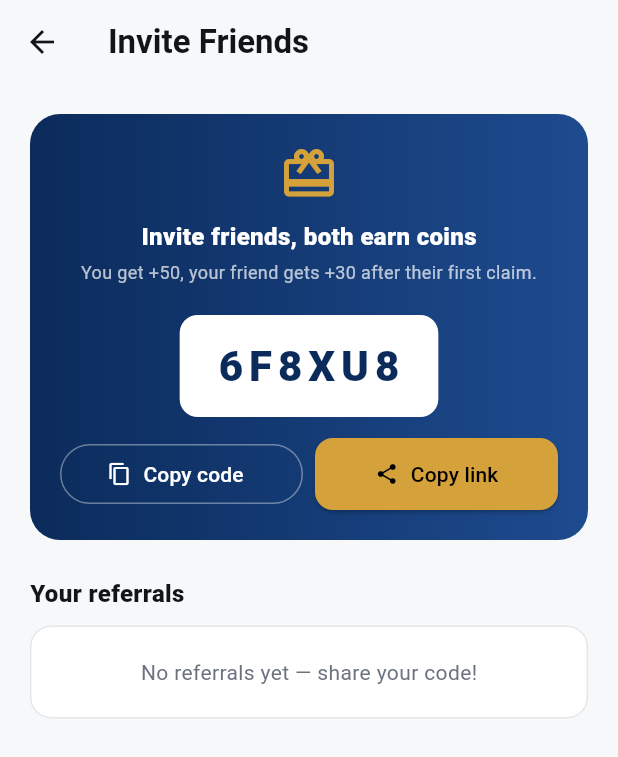
After one commit to solvexetech-cloud/migo-releases, a Flutter app: the screen it shows once a user with an empty profile is signed in, item 5 of the bottom bar chosen, after a tap on "Invite Friends", on a phone screen of 412 x 824 dp. The commit adds this screen. Shown: the top 757 px of the screen. Run offline on Flutter 3.47's test engine with Material 3 defaults, Android fonts, the phone set to English and light mode, and no system bars; our stand-ins replace cloud_firestore, firebase_auth, firebase_core, qr_flutter; accounts and stored records are empty.

Commit message:
Step 33: Referral system - unique codes, signup flow, rewards on first claim

```diff
--- a/mobile/lib/features/profile/profile_screen.dart
+++ b/mobile/lib/features/profile/profile_screen.dart
@@ -6,6 +6,7 @@ import '../../services/auth_service.dart';
 import '../../services/firestore_service.dart';
 import '../business/my_business_screen.dart';
 import '../deals/my_claims_screen.dart';
+import '../referrals/referral_screen.dart';
 
 class ProfileScreen extends StatelessWidget {
   const ProfileScreen({super.key});
@@ -89,7 +90,8 @@ class ProfileScreen extends StatelessWidget {
                 _StatCard(
                   icon: Icons.place_outlined,
                   label: 'Location',
-                  value: '${user?.city ?? 'Doha'}, ${user?.country ?? 'QA'}',
+                  value:
+                      '${user?.city ?? 'Doha'}, ${user?.country ?? 'QA'}',
                   color: MigoColors.success,
                 ),
                 const SizedBox(height: 24),
@@ -109,6 +111,18 @@ class ProfileScreen extends StatelessWidget {
                     Navigator.of(context).push(
                       MaterialPageRoute(
                         builder: (_) => const MyClaimsScreen(),
+                      ),
+                    );
+                  },
+                ),
+                const SizedBox(height: 8),
+                _MenuTile(
+                  icon: Icons.card_giftcard,
+                  label: 'Invite Friends',
+                  onTap: () {
+                    Navigator.of(context).push(
+                      MaterialPageRoute(
+                        builder: (_) => const ReferralScreen(),
                       ),
                     );
                   },
--- /dev/null
+++ b/mobile/lib/features/referrals/referral_screen.dart
@@ -0,0 +1,291 @@
+import 'package:firebase_auth/firebase_auth.dart';
+import 'package:flutter/material.dart';
+import 'package:flutter/services.dart';
+import '../../core/theme/migo_colors.dart';
+import '../../models/referral_model.dart';
+import '../../services/firestore_service.dart';
+
+class ReferralScreen extends StatefulWidget {
+  const ReferralScreen({super.key});
+
+  @override
+  State<ReferralScreen> createState() => _ReferralScreenState();
+}
+
+class _ReferralScreenState extends State<ReferralScreen> {
+  String? _code;
+  bool _loading = true;
+
+  @override
+  void initState() {
+    super.initState();
+    _load();
+  }
+
+  Future<void> _load() async {
+    final uid = FirebaseAuth.instance.currentUser?.uid;
+    if (uid == null) return;
+    final code = await FirestoreService.instance.ensureReferralCode(uid);
+    if (!mounted) return;
+    setState(() {
+      _code = code;
+      _loading = false;
+    });
+  }
+
+  Future<void> _copyCode() async {
+    if (_code == null) return;
+    await Clipboard.setData(ClipboardData(text: _code!));
+    if (!mounted) return;
+    ScaffoldMessenger.of(context).showSnackBar(
+      const SnackBar(content: Text('Referral code copied')),
+    );
+  }
+
+  Future<void> _copyLink() async {
+    if (_code == null) return;
+    final link = 'https://migo.app/r/$_code';
+    await Clipboard.setData(ClipboardData(text: link));
+    if (!mounted) return;
+    ScaffoldMessenger.of(context).showSnackBar(
+      const SnackBar(content: Text('Referral link copied')),
+    );
+  }
+
+  @override
+  Widget build(BuildContext context) {
+    final uid = FirebaseAuth.instance.currentUser?.uid;
+
+    return Scaffold(
+      appBar: AppBar(title: const Text('Invite Friends')),
+      body: _loading
+          ? const Center(child: CircularProgressIndicator())
+          : ListView(
+              padding: const EdgeInsets.all(20),
+              children: [
+                Container(
+                  padding: const EdgeInsets.all(20),
+                  decoration: BoxDecoration(
+                    gradient: const LinearGradient(
+                      colors: [
+                        MigoColors.primary,
+                        MigoColors.primaryLight,
+                      ],
+                    ),
+                    borderRadius: BorderRadius.circular(20),
+                  ),
+                  child: Column(
+                    children: [
+                      const Icon(
+                        Icons.card_giftcard,
+                        color: MigoColors.accent,
+                        size: 40,
+                      ),
+                      const SizedBox(height: 10),
+                      const Text(
+                        'Invite friends, both earn coins',
+                        style: TextStyle(
+                          fontSize: 16,
+                          fontWeight: FontWeight.w800,
+                          color: Colors.white,
+                        ),
+                      ),
+                      const SizedBox(height: 4),
+                      const Text(
+                        'You get +50, your friend gets +30 after their first claim.',
+                        textAlign: TextAlign.center,
+                        style: TextStyle(
+                          fontSize: 12,
+                          color: Colors.white70,
+                        ),
+                      ),
+                      const SizedBox(height: 20),
+                      Container(
+                        padding: const EdgeInsets.symmetric(
+                          horizontal: 24,
+                          vertical: 14,
+                        ),
+                        decoration: BoxDecoration(
+                          color: Colors.white,
+                          borderRadius: BorderRadius.circular(12),
+                        ),
+                        child: Text(
+                          _code ?? '------',
+                          style: const TextStyle(
+                            fontSize: 28,
+                            fontWeight: FontWeight.w900,
+                            letterSpacing: 4,
+                            color: MigoColors.primary,
+                          ),
+                        ),
+                      ),
+                      const SizedBox(height: 14),
+                      Row(
+                        children: [
+                          Expanded(
+                            child: OutlinedButton.icon(
+                              onPressed: _copyCode,
+                              style: OutlinedButton.styleFrom(
+                                foregroundColor: Colors.white,
+                                side: const BorderSide(
+                                  color: Colors.white38,
+                                ),
+                              ),
+                              icon: const Icon(Icons.copy, size: 16),
+                              label: const Text('Copy code'),
+                            ),
+                          ),
+                          const SizedBox(width: 8),
+                          Expanded(
+                            child: ElevatedButton.icon(
+                              onPressed: _copyLink,
+                              style: ElevatedButton.styleFrom(
+                                backgroundColor: MigoColors.accent,
+                                foregroundColor: Colors.black,
+                              ),
+                              icon: const Icon(Icons.share, size: 16),
+                              label: const Text('Copy link'),
+                            ),
+                          ),
+                        ],
+                      ),
+                    ],
+                  ),
+                ),
+                const SizedBox(height: 24),
+                const Text(
+                  'Your referrals',
+                  style: TextStyle(
+                    fontSize: 16,
+                    fontWeight: FontWeight.w800,
+                    color: MigoColors.textPrimaryLight,
+                  ),
+                ),
+                const SizedBox(height: 10),
+                if (uid != null) _ReferralList(referrerUid: uid),
+              ],
+            ),
+    );
+  }
+}
+
+class _ReferralList extends StatelessWidget {
+  const _ReferralList({required this.referrerUid});
+  final String referrerUid;
+
+  Color _statusColor(ReferralStatus s) {
+    switch (s) {
+      case ReferralStatus.pending:
+        return MigoColors.warning;
+      case ReferralStatus.rewarded:
+        return MigoColors.success;
+      case ReferralStatus.rejected:
+        return MigoColors.error;
+    }
+  }
+
+  @override
+  Widget build(BuildContext context) {
+    return StreamBuilder<List<ReferralModel>>(
+      stream: FirestoreService.instance.streamMyReferrals(referrerUid),
+      builder: (context, snap) {
+        if (snap.connectionState == ConnectionState.waiting) {
+          return const Padding(
+            padding: EdgeInsets.all(20),
+            child: Center(child: CircularProgressIndicator()),
+          );
+        }
+        final refs = snap.data ?? [];
+        if (refs.isEmpty) {
+          return Container(
+            padding: const EdgeInsets.all(20),
+            decoration: BoxDecoration(
+              color: MigoColors.surfaceLight,
+              borderRadius: BorderRadius.circular(14),
+              border: Border.all(color: MigoColors.dividerLight),
+            ),
+            child: const Center(
+              child: Text(
+                'No referrals yet — share your code!',
+                style: TextStyle(
+                  color: MigoColors.textSecondaryLight,
+                ),
+              ),
+            ),
+          );
+        }
+
+        return Container(
+          decoration: BoxDecoration(
+            color: MigoColors.surfaceLight,
+            borderRadius: BorderRadius.circular(14),
+            border: Border.all(color: MigoColors.dividerLight),
+          ),
+          child: Column(
+            children: List.generate(refs.length, (i) {
+              final r = refs[i];
+              final isLast = i == refs.length - 1;
+              return Column(
+                children: [
+                  Padding(
+                    padding: const EdgeInsets.all(14),
+                    child: Row(
+                      children: [
+                        Expanded(
+                          child: Column(
+                            crossAxisAlignment: CrossAxisAlignment.start,
+                            children: [
+                              Text(
+                                r.referredEmail,
+                                style: const TextStyle(
+                                  fontSize: 13,
+                                  fontWeight: FontWeight.w600,
+                                ),
+                                overflow: TextOverflow.ellipsis,
+                              ),
+                              const SizedBox(height: 2),
+                              Text(
+                                r.status == ReferralStatus.rewarded
+                                    ? '+${r.referrerReward} coins earned'
+                                    : 'Reward on their first claim',
+                                style: const TextStyle(
+                                  fontSize: 11,
+                                  color: MigoColors.textSecondaryLight,
+                                ),
+                              ),
+                            ],
+                          ),
+                        ),
+                        Container(
+                          padding: const EdgeInsets.symmetric(
+                            horizontal: 8,
+                            vertical: 3,
+                          ),
+                          decoration: BoxDecoration(
+                            color: _statusColor(r.status)
+                                .withValues(alpha: 0.15),
+                            borderRadius: BorderRadius.circular(6),
+                          ),
+                          child: Text(
+                            r.status.label.toUpperCase(),
+                            style: TextStyle(
+                              fontSize: 10,
+                              fontWeight: FontWeight.w800,
+                              color: _statusColor(r.status),
+                            ),
+                          ),
+                        ),
+                      ],
+                    ),
+                  ),
+                  if (!isLast)
+                    Divider(height: 1, color: MigoColors.dividerLight),
+                ],
+              );
+            }),
+          ),
+        );
+      },
+    );
+  }
+}
--- /dev/null
+++ b/mobile/lib/models/referral_model.dart
@@ -0,0 +1,97 @@
+import 'package:cloud_firestore/cloud_firestore.dart';
+
+/// Referral status:
+/// - pending  → referred user signed up but hasn't claimed yet
+/// - rewarded → referred user completed first claim, both got coins
+/// - rejected → self-referral or suspicious
+enum ReferralStatus { pending, rewarded, rejected }
+
+ReferralStatus referralStatusFromString(String? s) {
+  switch (s) {
+    case 'rewarded':
+      return ReferralStatus.rewarded;
+    case 'rejected':
+      return ReferralStatus.rejected;
+    default:
+      return ReferralStatus.pending;
+  }
+}
+
+extension ReferralStatusX on ReferralStatus {
+  String get id => name;
+  String get label {
+    switch (this) {
+      case ReferralStatus.pending:
+        return 'Pending';
+      case ReferralStatus.rewarded:
+        return 'Rewarded';
+      case ReferralStatus.rejected:
+        return 'Rejected';
+    }
+  }
+}
+
+/// A referral record（Firestore: referrals/{id}）.
+class ReferralModel {
+  const ReferralModel({
+    required this.id,
+    required this.referrerUid,
+    required this.referralCode,
+    required this.referredUid,
+    required this.referredEmail,
+    required this.createdAt,
+    this.status = ReferralStatus.pending,
+    this.referredFirstClaimAt,
+    this.rewardedAt,
+    this.referrerReward = 50,
+    this.referredReward = 30,
+  });
+
+  final String id;
+  final String referrerUid;
+  final String referralCode;
+  final String referredUid;
+  final String referredEmail;
+  final DateTime createdAt;
+  final ReferralStatus status;
+  final DateTime? referredFirstClaimAt;
+  final DateTime? rewardedAt;
+  final int referrerReward;
+  final int referredReward;
+
+  factory ReferralModel.fromMap(String id, Map<String, dynamic> map) {
+    return ReferralModel(
+      id: id,
+      referrerUid: (map['referrerUid'] ?? '') as String,
+      referralCode: (map['referralCode'] ?? '') as String,
+      referredUid: (map['referredUid'] ?? '') as String,
+      referredEmail: (map['referredEmail'] ?? '') as String,
+      createdAt:
+          (map['createdAt'] as Timestamp?)?.toDate() ?? DateTime.now(),
+      status: referralStatusFromString(map['status'] as String?),
+      referredFirstClaimAt:
+          (map['referredFirstClaimAt'] as Timestamp?)?.toDate(),
+      rewardedAt: (map['rewardedAt'] as Timestamp?)?.toDate(),
+      referrerReward: (map['referrerReward'] as num? ?? 50).toInt(),
+      referredReward: (map['referredReward'] as num? ?? 30).toInt(),
+    );
+  }
+
+  Map<String, dynamic> toMap() {
+    return {
+      'referrerUid': referrerUid,
+      'referralCode': referralCode,
+      'referredUid': referredUid,
+      'referredEmail': referredEmail,
+      'createdAt': Timestamp.fromDate(createdAt),
+      'status': status.id,
+      'referredFirstClaimAt': referredFirstClaimAt != null
+          ? Timestamp.fromDate(referredFirstClaimAt!)
+          : null,
+      'rewardedAt':
+          rewardedAt != null ? Timestamp.fromDate(rewardedAt!) : null,
+      'referrerReward': referrerReward,
+      'referredReward': referredReward,
+    };
+  }
+}
--- a/mobile/lib/models/user_model.dart
+++ b/mobile/lib/models/user_model.dart
@@ -14,6 +14,9 @@ class UserModel {
     this.coins = 0,
     this.loyaltyLevel = 'Bronze',
     this.role = 'customer',
+    this.referralCode,
+    this.referredBy,
+    this.hasCompletedFirstClaim = false,
     this.createdAt,
     this.updatedAt,
   });
@@ -32,26 +35,37 @@ class UserModel {
   /// customer | business | creator | admin
   final String role;
 
+  /// Short unique code this user shares (e.g. "4K9PZ2").
+  final String? referralCode;
+
+  /// If this user signed up with a referral, the referrer's uid.
+  final String? referredBy;
+
+  /// True once the user completes their first claim.
+  final bool hasCompletedFirstClaim;
+
   final DateTime? createdAt;
   final DateTime? updatedAt;
 
-  /// Create a fresh user with MIGO signup defaults.
   factory UserModel.fresh({
     required String uid,
     required String email,
     String? displayName,
+    String? referralCode,
+    String? referredBy,
   }) {
     final now = DateTime.now();
     return UserModel(
       uid: uid,
       email: email,
       displayName: displayName,
+      referralCode: referralCode,
+      referredBy: referredBy,
       createdAt: now,
       updatedAt: now,
     );
   }
 
-  /// Build from a Firestore document snapshot.
   factory UserModel.fromMap(String uid, Map<String, dynamic> map) {
     return UserModel(
       uid: uid,
@@ -65,12 +79,15 @@ class UserModel {
       coins: (map['coins'] ?? 0) as int,
       loyaltyLevel: (map['loyaltyLevel'] ?? 'Bronze') as String,
       role: (map['role'] ?? 'customer') as String,
+      referralCode: map['referralCode'] as String?,
+      referredBy: map['referredBy'] as String?,
+      hasCompletedFirstClaim:
+          (map['hasCompletedFirstClaim'] ?? false) as bool,
       createdAt: (map['createdAt'] as Timestamp?)?.toDate(),
       updatedAt: (map['updatedAt'] as Timestamp?)?.toDate(),
     );
   }
 
-  /// Convert to a Firestore-friendly map.
   Map<String, dynamic> toMap() {
     return {
       'uid': uid,
@@ -84,6 +101,9 @@ class UserModel {
       'coins': coins,
       'loyaltyLevel': loyaltyLevel,
       'role': role,
+      'referralCode': referralCode,
+      'referredBy': referredBy,
+      'hasCompletedFirstClaim': hasCompletedFirstClaim,
       'createdAt': createdAt != null
           ? Timestamp.fromDate(createdAt!)
           : FieldValue.serverTimestamp(),
@@ -101,6 +121,9 @@ class UserModel {
     int? coins,
     String? loyaltyLevel,
     String? role,
+    String? referralCode,
+    String? referredBy,
+    bool? hasCompletedFirstClaim,
   }) {
     return UserModel(
       uid: uid,
@@ -114,6 +137,10 @@ class UserModel {
       coins: coins ?? this.coins,
       loyaltyLevel: loyaltyLevel ?? this.loyaltyLevel,
       role: role ?? this.role,
+      referralCode: referralCode ?? this.referralCode,
+      referredBy: referredBy ?? this.referredBy,
+      hasCompletedFirstClaim:
+          hasCompletedFirstClaim ?? this.hasCompletedFirstClaim,
       createdAt: createdAt,
       updatedAt: DateTime.now(),
     );
--- a/mobile/lib/services/firestore_service.dart
+++ b/mobile/lib/services/firestore_service.dart
@@ -1,8 +1,10 @@
+import 'dart:math';
 import 'package:cloud_firestore/cloud_firestore.dart';
 import '../models/business_model.dart';
 import '../models/claim_model.dart';
 import '../models/coin_transaction_model.dart';
 import '../models/offer_model.dart';
+import '../models/referral_model.dart';
 import '../models/user_model.dart';
 
 /// All Firestore reads/writes for MIGO go through here.
@@ -201,6 +203,8 @@ class FirestoreService {
       reason: 'Claimed "${claim.offerTitle}"',
     );
 
+    await _maybeRewardReferral(claim.userUid);
+
     return ref.id;
   }
 
@@ -272,4 +276,135 @@ class FirestoreService {
       reason: 'Redeemed "${claim.offerTitle}"',
     );
   }
+
+  // ---------- REFERRALS ----------
+
+  CollectionReference<Map<String, dynamic>> get _referrals =>
+      _db.collection('referrals');
+
+  String generateReferralCode() {
+    const chars = 'ABCDEFGHJKLMNPQRSTUVWXYZ23456789';
+    final rand = Random.secure();
+    return List.generate(6, (_) => chars[rand.nextInt(chars.length)]).join();
+  }
+
+  Future<String> ensureReferralCode(String uid) async {
+    final snap = await _users.doc(uid).get();
+    final existing = (snap.data()?['referralCode'] as String?) ?? '';
+    if (existing.isNotEmpty) return existing;
+
+    final code = generateReferralCode();
+    await _users.doc(uid).set(
+      {
+        'referralCode': code,
+        'updatedAt': FieldValue.serverTimestamp(),
+      },
+      SetOptions(merge: true),
+    );
+    return code;
+  }
+
+  Future<String?> findUidByReferralCode(String code) async {
+    final snap = await _users
+        .where('referralCode', isEqualTo: code.toUpperCase())
+        .limit(1)
+        .get();
+    if (snap.docs.isEmpty) return null;
+    return snap.docs.first.id;
+  }
+
+  Future<void> recordReferral({
+    required String referrerUid,
+    required String referredUid,
+    required String referredEmail,
+    required String referralCode,
+  }) async {
+    if (referrerUid == referredUid) {
+      throw Exception('You cannot refer yourself.');
+    }
+
+    final existing = await _referrals
+        .where('referredUid', isEqualTo: referredUid)
+        .limit(1)
+        .get();
+    if (existing.docs.isNotEmpty) {
+      return;
+    }
+
+    final ref = ReferralModel(
+      id: '',
+      referrerUid: referrerUid,
+      referralCode: referralCode.toUpperCase(),
+      referredUid: referredUid,
+      referredEmail: referredEmail,
+      createdAt: DateTime.now(),
+    );
+
+    await _referrals.add(ref.toMap());
+
+    await _users.doc(referredUid).set(
+      {
+        'referredBy': referrerUid,
+        'updatedAt': FieldValue.serverTimestamp(),
+      },
+      SetOptions(merge: true),
+    );
+  }
+
+  Stream<List<ReferralModel>> streamMyReferrals(String referrerUid) {
+    return _referrals
+        .where('referrerUid', isEqualTo: referrerUid)
+        .limit(50)
+        .snapshots()
+        .map((snap) => snap.docs
+            .map((d) => ReferralModel.fromMap(d.id, d.data()))
+            .toList());
+  }
+
+  Future<void> _maybeRewardReferral(String uid) async {
+    final userSnap = await _users.doc(uid).get();
+    if (!userSnap.exists) return;
+    final map = userSnap.data()!;
+    final already = (map['hasCompletedFirstClaim'] ?? false) as bool;
+    if (already) return;
+
+    await _users.doc(uid).set(
+      {
+        'hasCompletedFirstClaim': true,
+        'updatedAt': FieldValue.serverTimestamp(),
+      },
+      SetOptions(merge: true),
+    );
+
+    final referredBy = map['referredBy'] as String?;
+    if (referredBy == null || referredBy.isEmpty) return;
+
+    final refSnap = await _referrals
+        .where('referredUid', isEqualTo: uid)
+        .where('referrerUid', isEqualTo: referredBy)
+        .limit(1)
+        .get();
+    if (refSnap.docs.isEmpty) return;
+
+    final refDoc = refSnap.docs.first;
+    final referral = ReferralModel.fromMap(refDoc.id, refDoc.data());
+    if (referral.status != ReferralStatus.pending) return;
+
+    await _referrals.doc(refDoc.id).update({
+      'status': ReferralStatus.rewarded.id,
+      'rewardedAt': FieldValue.serverTimestamp(),
+      'referredFirstClaimAt': FieldValue.serverTimestamp(),
+    });
+
+    await addCoins(
+      uid: referredBy,
+      amount: referral.referrerReward,
+      reason: 'Referral bonus (${map['email'] ?? uid})',
+    );
+    await addCoins(
+      uid: uid,
+      amount: referral.referredReward,
+      reason: 'Welcome referral bonus',
+    );
+  }
 }
```
Also changed, not shown: mobile/lib/features/auth/signup_screen.dart (+42 -1 lines).
